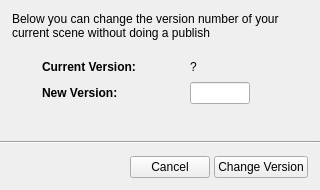
The window that resources/change_version_form.ui (shotgunsoftware/tk-multi-workfiles2) describes before a commit, drawn with Qt 5.
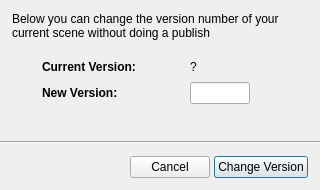
The same window after the commit.

Commit message: #21091 - set proper default behaviour for the change version dialog when pressing Enter

The edit to the form file:
```diff
--- a/resources/change_version_form.ui
+++ b/resources/change_version_form.ui
@@ -193,6 +193,9 @@
        <property name="text">
         <string>Change Version</string>
        </property>
+       <property name="default">
+        <bool>true</bool>
+       </property>
       </widget>
      </item>
     </layout>
```
Left out of the diff: 9 changed lines with no effect on the pictures. The commit also changes 3 other files.
